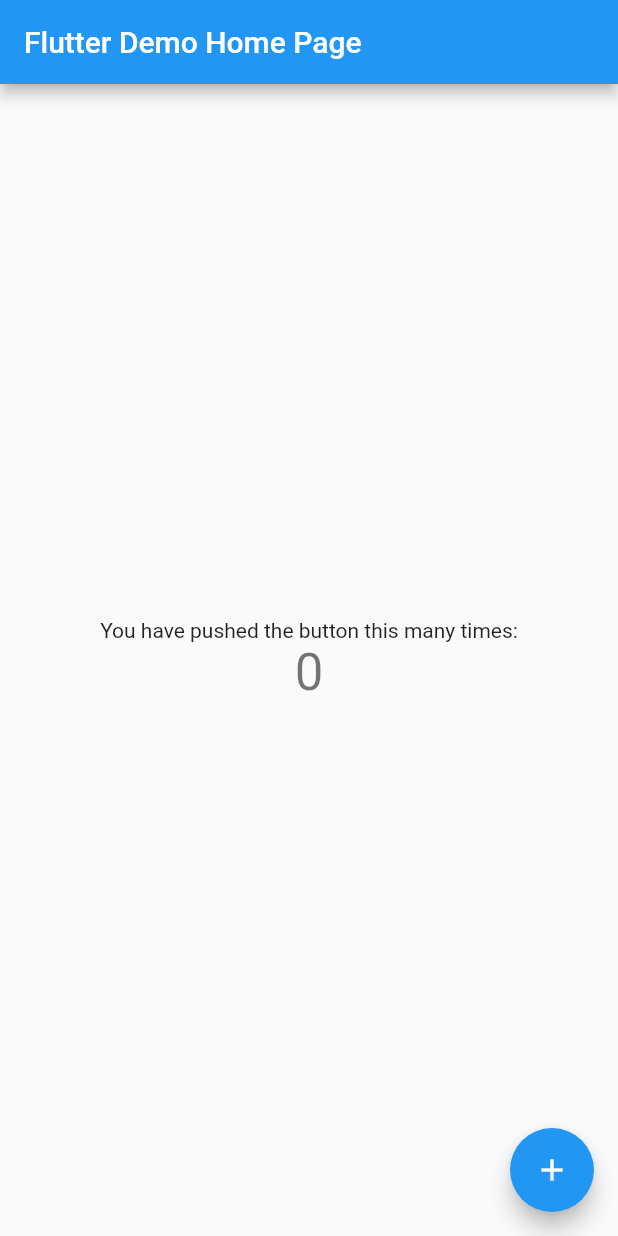
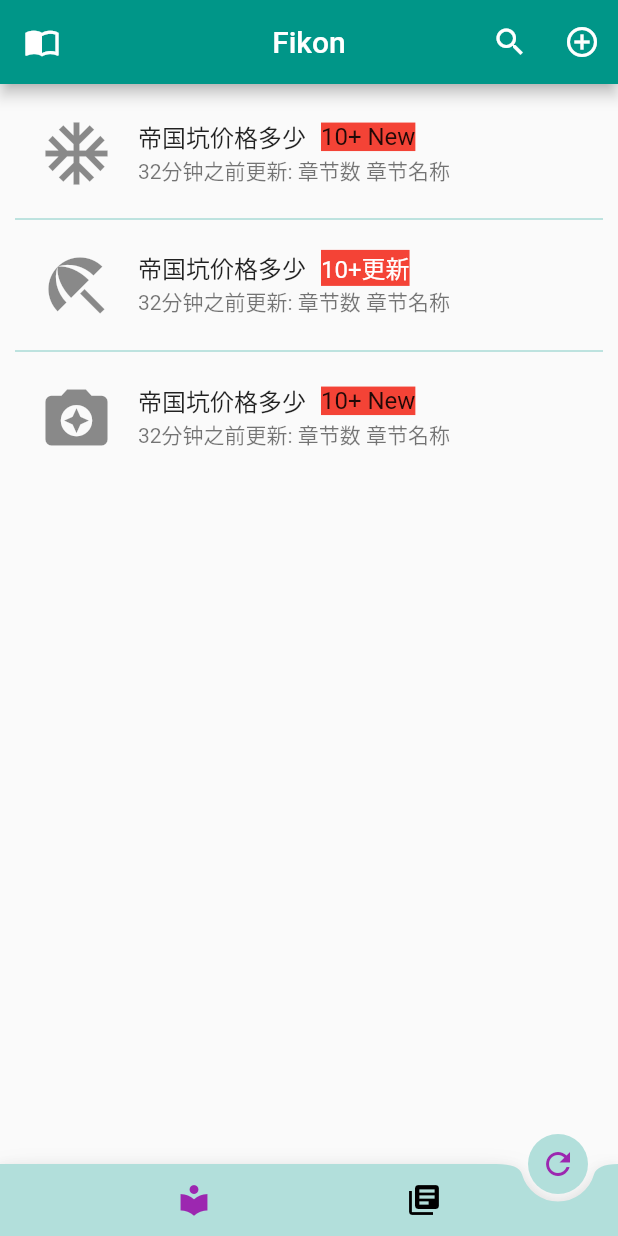
Before and after one commit to loivis/flutter-fikon, a Flutter app: the screen it shows after launch, on a phone screen of 412 x 824 dp. Run offline on Flutter 3.47's test engine with Material 2 defaults, Android fonts, the phone set to English and light mode, and no system bars; our stand-ins replace cached_network_image.

Commit message:
build ui

```diff
--- a/lib/main.dart
+++ b/lib/main.dart
@@ -1,109 +1,27 @@
+import 'package:fikon/pages/home.dart';
+import 'package:fikon/pages/search.dart';
+import 'package:fikon/pages/self_add.dart';
 import 'package:flutter/material.dart';
 
-void main() => runApp(new MyApp());
-
-class MyApp extends StatelessWidget {
-  // This widget is the root of your application.
-  @override
-  Widget build(BuildContext context) {
-    return new MaterialApp(
-      title: 'Flutter Demo',
-      theme: new ThemeData(
-        // This is the theme of your application.
-        //
-        // Try running your application with "flutter run". You'll see the
-        // application has a blue toolbar. Then, without quitting the app, try
-        // changing the primarySwatch below to Colors.green and then invoke
-        // "hot reload" (press "r" in the console where you ran "flutter run",
-        // or press Run > Flutter Hot Reload in IntelliJ). Notice that the
-        // counter didn't reset back to zero; the application is not restarted.
-        primarySwatch: Colors.blue,
-      ),
-      home: new MyHomePage(title: 'Flutter Demo Home Page'),
-    );
-  }
+void main() {
+  return runApp(MaterialApp(
+    title: "fikon",
+    home: new Home(),
+    theme: _themeData(),
+    routes: {
+      "/search": (context) => new SearchPage(),
+      "/self_add": (context) => new SelfAddPage(),
+    },
+  ));
 }
 
-class MyHomePage extends StatefulWidget {
-  MyHomePage({Key key, this.title}) : super(key: key);
-
-  // This widget is the home page of your application. It is stateful, meaning
-  // that it has a State object (defined below) that contains fields that affect
-  // how it looks.
-
-  // This class is the configuration for the state. It holds the values (in this
-  // case the title) provided by the parent (in this case the App widget) and
-  // used by the build method of the State. Fields in a Widget subclass are
-  // always marked "final".
-
-  final String title;
-
-  @override
-  _MyHomePageState createState() => new _MyHomePageState();
+ThemeData _themeData() {
+  // https://docs.flutter.io/flutter/material/ThemeData-class.html
+  return ThemeData(
+    primaryColor: Colors.teal,
+    accentColor: Colors.purple,
+    backgroundColor: Colors.teal[100],
+    buttonColor: Colors.teal[100],
+    // primaryTextTheme: TextTheme(title: TextStyle(color: Colors.black)),
+  );
 }
-
-class _MyHomePageState extends State<MyHomePage> {
-  int _counter = 0;
-
-  void _incrementCounter() {
-    setState(() {
-      // This call to setState tells the Flutter framework that something has
-      // changed in this State, which causes it to rerun the build method below
-      // so that the display can reflect the updated values. If we changed
-      // _counter without calling setState(), then the build method would not be
-      // called again, and so nothing would appear to happen.
-      _counter++;
-    });
-  }
-
-  @override
-  Widget build(BuildContext context) {
-    // This method is rerun every time setState is called, for instance as done
-    // by the _incrementCounter method above.
-    //
-    // The Flutter framework has been optimized to make rerunning build methods
-    // fast, so that you can just rebuild anything that needs updating rather
-    // than having to individually change instances of widgets.
-    return new Scaffold(
-      appBar: new AppBar(
-        // Here we take the value from the MyHomePage object that was created by
-        // the App.build method, and use it to set our appbar title.
-        title: new Text(widget.title),
-      ),
-      body: new Center(
-        // Center is a layout widget. It takes a single child and positions it
-        // in the middle of the parent.
-        child: new Column(
-          // Column is also layout widget. It takes a list of children and
-          // arranges them vertically. By default, it sizes itself to fit its
-          // children horizontally, and tries to be as tall as its parent.
-          //
-          // Invoke "debug paint" (press "p" in the console where you ran
-          // "flutter run", or select "Toggle Debug Paint" from the Flutter tool
-          // window in IntelliJ) to see the wireframe for each widget.
-          //
-          // Column has various properties to control how it sizes itself and
-          // how it positions its children. Here we use mainAxisAlignment to
-          // center the children vertically; the main axis here is the vertical
-          // axis because Columns are vertical (the cross axis would be
-          // horizontal).
-          mainAxisAlignment: MainAxisAlignment.center,
-          children: <Widget>[
-            new Text(
-              'You have pushed the button this many times:',
-            ),
-            new Text(
-              '$_counter',
-              style: Theme.of(context).textTheme.display1,
-            ),
-          ],
-        ),
-      ),
-      floatingActionButton: new FloatingActionButton(
-        onPressed: _incrementCounter,
-        tooltip: 'Increment',
-        child: new Icon(Icons.add),
-      ), // This trailing comma makes auto-formatting nicer for build methods.
-    );
-  }
-}
--- /dev/null
+++ b/lib/pages/favorite.dart
@@ -0,0 +1,72 @@
+import 'package:flutter/material.dart';
+
+class FavoritePage extends StatefulWidget {
+  @override
+  State<StatefulWidget> createState() {
+    return new _FavoritePageState();
+  }
+}
+
+class _FavoritePageState extends State<FavoritePage> {
+  @override
+  Widget build(BuildContext context) {
+    return ListView(
+      padding: EdgeInsets.all(10.0),
+      children: <Widget>[
+        ListTile(
+          leading: Icon(
+            Icons.ac_unit,
+            size: 50.0,
+          ),
+          title: Row(
+            children: <Widget>[
+              Text('帝国坑价格多少'),
+              Container(
+                margin: EdgeInsets.fromLTRB(10.0, 0.0, 0.0, 0.0),
+                color: Colors.red,
+                child: Text('10+ New'),
+              ),
+            ],
+          ),
+          subtitle: Text('32分钟之前更新: 章节数 章节名称'),
+        ),
+        Divider(color: Colors.teal[200]),
+        ListTile(
+          leading: Icon(
+            Icons.beach_access,
+            size: 50.0,
+          ),
+          title: Row(
+            children: <Widget>[
+              Text('帝国坑价格多少'),
+              Container(
+                margin: EdgeInsets.fromLTRB(10.0, 0.0, 0.0, 0.0),
+                color: Colors.red,
+                child: Text('10+更新', style: TextStyle(color: Colors.white)),
+              ),
+            ],
+          ),
+          subtitle: Text('32分钟之前更新: 章节数 章节名称'),
+        ),
+        Divider(color: Colors.teal[200]),
+        ListTile(
+          leading: Icon(
+            Icons.camera_enhance,
+            size: 50.0,
+          ),
+          title: Row(
+            children: <Widget>[
+              Text('帝国坑价格多少'),
+              Container(
+                margin: EdgeInsets.fromLTRB(10.0, 0.0, 0.0, 0.0),
+                color: Colors.red,
+                child: Text('10+ New'),
+              ),
+            ],
+          ),
+          subtitle: Text('32分钟之前更新: 章节数 章节名称'),
+        ),
+      ],
+    );
+  }
+}
--- /dev/null
+++ b/lib/pages/home.dart
@@ -0,0 +1,175 @@
+import 'package:fikon/pages/favorite.dart';
+import 'package:fikon/pages/rank.dart';
+import 'package:fikon/pages/search.dart';
+import 'package:flutter/material.dart';
+
+class Home extends StatefulWidget {
+  @override
+  State<StatefulWidget> createState() {
+    return _HomeState();
+  }
+}
+
+class _HomeState extends State<Home> {
+  String activePage = "favorite";
+  RankPage rank;
+  FavoritePage favorite;
+  // SearchPage search;
+  Map<String, Widget> pages;
+
+  @override
+  void initState() {
+    super.initState();
+    rank = RankPage();
+    favorite = FavoritePage();
+    // search = SearchPage();
+    pages = {
+      "rank": rank,
+      "favorite": favorite,
+      // "search": search,
+    };
+  }
+
+  @override
+  Widget build(BuildContext context) {
+    return Scaffold(
+      appBar: _buildAppBar(),
+      body: pages[activePage],
+      // drawer: _drawer(),
+      bottomNavigationBar: _btmNavBar(),
+      floatingActionButton: _fltActionBar(),
+      floatingActionButtonLocation: FloatingActionButtonLocation.endDocked,
+    );
+  }
+
+  AppBar _buildAppBar() {
+    return AppBar(
+      leading: Icon(Icons.import_contacts),
+      title: Text("Fikon"),
+      centerTitle: true,
+      actions: <Widget>[
+        IconButton(
+          icon: Icon(Icons.search),
+          onPressed: () {
+            Navigator.of(context).pushNamed('/search');
+          },
+        ),
+        IconButton(
+          icon: Icon(Icons.add_circle_outline),
+          onPressed: () {
+            Navigator.of(context).pushNamed('/self_add');
+          },
+        ),
+      ],
+    );
+  }
+
+  // Widget _drawer() {
+  //   return Drawer(
+  //     child: ListView(
+  //       padding: EdgeInsets.zero,
+  //       children: <Widget>[
+  //         DrawerHeader(
+  //           child: Text('从前有座山'),
+  //           decoration: BoxDecoration(
+  //             color: Colors.teal,
+  //           ),
+  //         ),
+  //         ListTile(
+  //           title: Text('讲'),
+  //           onTap: () {
+  //             Navigator.pop(context);
+  //           },
+  //         ),
+  //         ListTile(
+  //           title: Text('完'),
+  //           onTap: () {
+  //             Navigator.pop(context);
+  //           },
+  //         ),
+  //         ListTile(
+  //           title: Text('了'),
+  //           onTap: () {
+  //             Navigator.pop(context);
+  //           },
+  //         ),
+  //       ],
+  //     ),
+  //   );
+  // }
+
+  Widget _btmNavBar() {
+    return BottomAppBar(
+      color: Colors.teal[100],
+      shape: CircularNotchedRectangle(),
+      notchMargin: 1.0,
+      child: Row(
+        mainAxisSize: MainAxisSize.max,
+        mainAxisAlignment: MainAxisAlignment.spaceEvenly,
+        children: <Widget>[
+          IconButton(
+            icon: Icon(Icons.local_library),
+            color: activePage == "favorite"
+                ? Theme.of(context).accentColor
+                : Colors.black,
+            onPressed: () {
+              setState(() {
+                activePage = "favorite";
+              });
+            },
+          ),
+          IconButton(
+            icon: Icon(Icons.library_books),
+            color: activePage == "rank"
+                ? Theme.of(context).accentColor
+                : Colors.black,
+            onPressed: () {
+              setState(() {
+                activePage = "rank";
+              });
+            },
+          ),
+          // IconButton(
+          //   icon: Icon(Icons.search),
+          //   color: activePage == "search"
+          //       ? Theme.of(context).accentColor
+          //       : Colors.black,
+          //   onPressed: () {
+          //     setState(() {
+          //       activePage = "search";
+          //     });
+          //   },
+          // ),
+        ],
+      ),
+    );
+  }
+
+  Widget _fltActionBar() {
+    Icon _icon;
+    if (activePage == "rank") {
+      _icon = Icon(
+        Icons.trending_up,
+        color: Theme.of(context).accentColor,
+      );
+    } else if (activePage == "favorite") {
+      _icon = Icon(
+        Icons.refresh,
+        color: Theme.of(context).accentColor,
+      );
+      // } else if (activePage == "search") {
+      //   _icon = Icon(
+      //     Icons.add,
+      //     color: Theme.of(context).accentColor,
+      //   );
+    }
+
+    return FloatingActionButton(
+      backgroundColor: Colors.teal[100],
+      elevation: 0.0,
+      mini: true,
+      child: _icon,
+      onPressed: () {},
+    );
+  }
+}
--- a/pubspec.yaml
+++ b/pubspec.yaml
@@ -16,6 +16,7 @@ dependencies:
   # The following adds the Cupertino Icons font to your application.
   # Use with the CupertinoIcons class for iOS style icons.
   cupertino_icons: ^0.1.2
+  cached_network_image: any
 
 dev_dependencies:
   flutter_test:
```
Also changed, not shown: lib/pages/book.dart (added, +97 -0 lines), lib/pages/rank.dart (added, +20 -0 lines), lib/pages/search.dart (added, +142 -0 lines), lib/pages/self_add.dart (added, +22 -0 lines), pubspec.lock, 4 other files.
